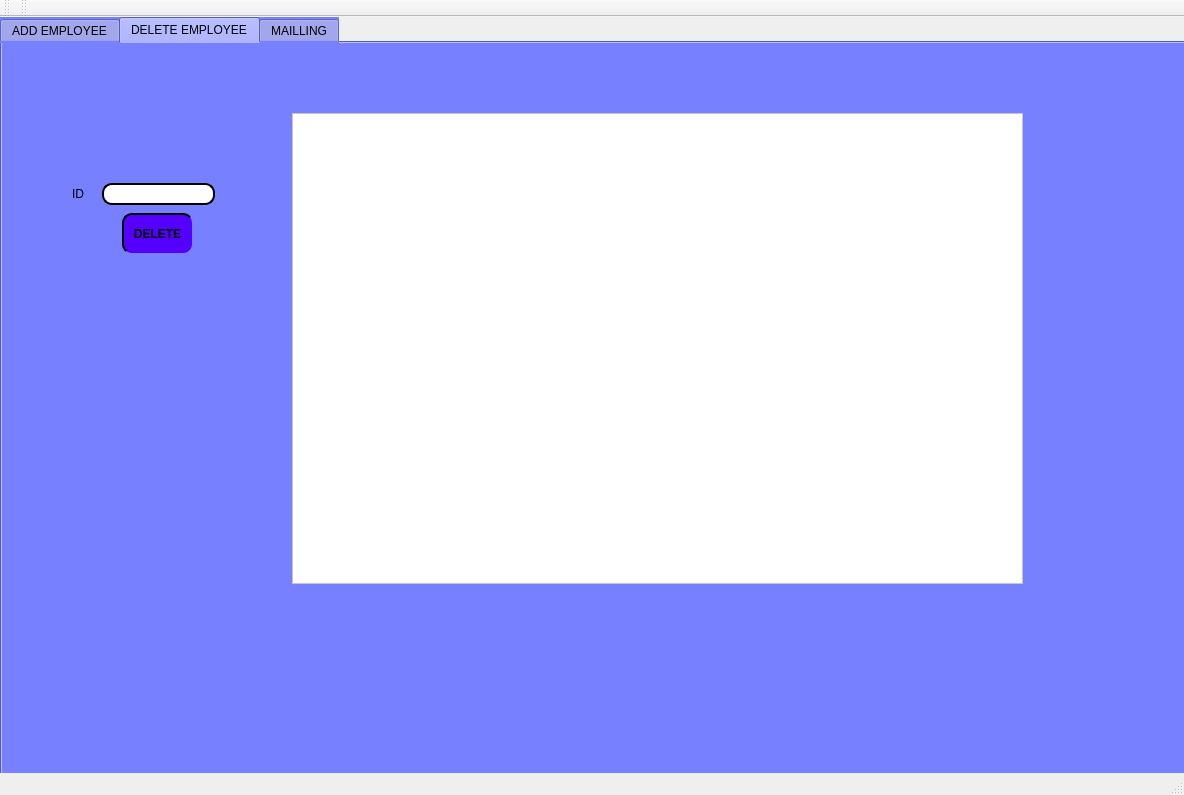
First picture: the form in mainwindow.ui, repository nessimayadi12/Smart_Business_Agency, before the edit.
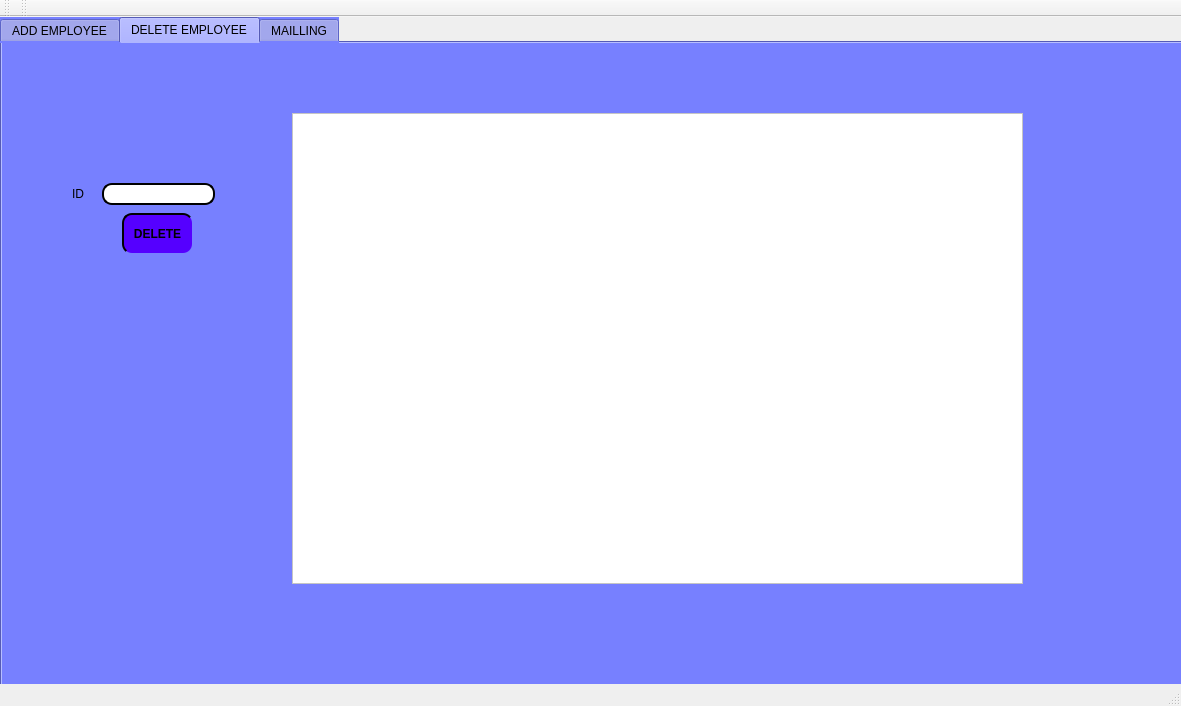
Second picture: the form after the edit. The open tabs and pages were chosen to show the change. Icons and pictures are not drawn.

What changed in the file:
```diff
--- a/mainwindow.ui
+++ b/mainwindow.ui
@@ -6,8 +6,8 @@
    <rect>
     <x>0</x>
     <y>0</y>
-    <width>1184</width>
-    <height>795</height>
+    <width>1181</width>
+    <height>706</height>
    </rect>
   </property>
   <property name="windowTitle">
```
Left out of the diff: 2 changed lines with no effect on the pictures.
